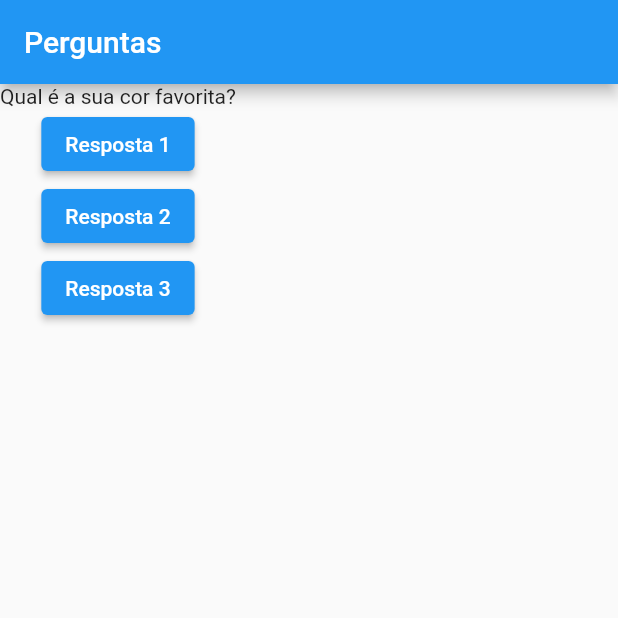
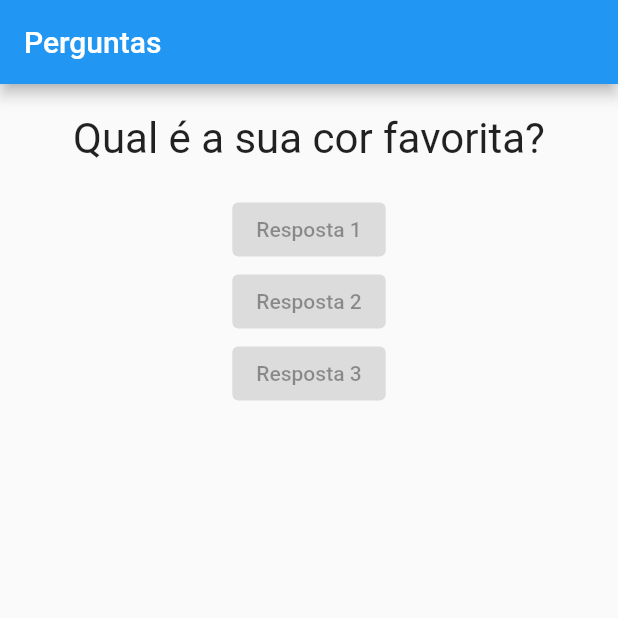
Before and after one commit to George-b1t/flutter_learning, a Flutter app: the screen it shows after launch, on a phone screen of 412 x 824 dp, the top half of it. Run offline on Flutter 3.47's test engine with Material 2 defaults, Android fonts, the phone set to English and light mode, and no system bars.

Commit message:
add: componente resposta

```diff
--- a/lib/main.dart
+++ b/lib/main.dart
@@ -1,5 +1,6 @@
 import 'package:flutter/material.dart';
 import 'package:udemy_first_project/questao.dart';
+import 'package:udemy_first_project/resposta.dart';
 
 main() => runApp(const PerguntaApp());
 
@@ -22,19 +23,26 @@ class PerguntaAppState extends State<PerguntaApp> {
     ];
 
     return MaterialApp(
-        home: Scaffold(
-            appBar: AppBar(title: const Text("Perguntas")),
-            body: Column(
-              children: [
-                Questao(texto: perguntas[_perguntaSelecionada]),
-                ElevatedButton(
-                    onPressed: responder, child: const Text("Resposta 1")),
-                ElevatedButton(
-                    onPressed: responder, child: const Text("Resposta 2")),
-                ElevatedButton(
-                    onPressed: responder, child: const Text("Resposta 3"))
-              ],
-            )));
+      home: Scaffold(
+        appBar: AppBar(title: const Text("Perguntas")),
+        body: Column(
+          children: [
+            Questao(
+              texto: perguntas[_perguntaSelecionada],
+            ),
+            const Resposta(
+              texto: "Resposta 1",
+            ),
+            const Resposta(
+              texto: "Resposta 2",
+            ),
+            const Resposta(
+              texto: "Resposta 3",
+            ),
+          ],
+        ),
+      ),
+    );
   }
 }
 
--- a/lib/questao.dart
+++ b/lib/questao.dart
@@ -7,6 +7,16 @@ class Questao extends StatelessWidget {
 
   @override
   Widget build(BuildContext context) {
-    return Text(texto);
+    return Container(
+      width: double.infinity,
+      margin: const EdgeInsets.all(20),
+      child: Text(
+        texto,
+        style: const TextStyle(
+          fontSize: 28,
+        ),
+        textAlign: TextAlign.center,
+      ),
+    );
   }
 }
--- /dev/null
+++ b/lib/resposta.dart
@@ -0,0 +1,12 @@
+import 'package:flutter/material.dart';
+
+class Resposta extends StatelessWidget {
+  const Resposta({super.key, required this.texto});
+
+  final String texto;
+
+  @override
+  Widget build(BuildContext context) {
+    return ElevatedButton(onPressed: null, child: Text(texto));
+  }
+}
```
